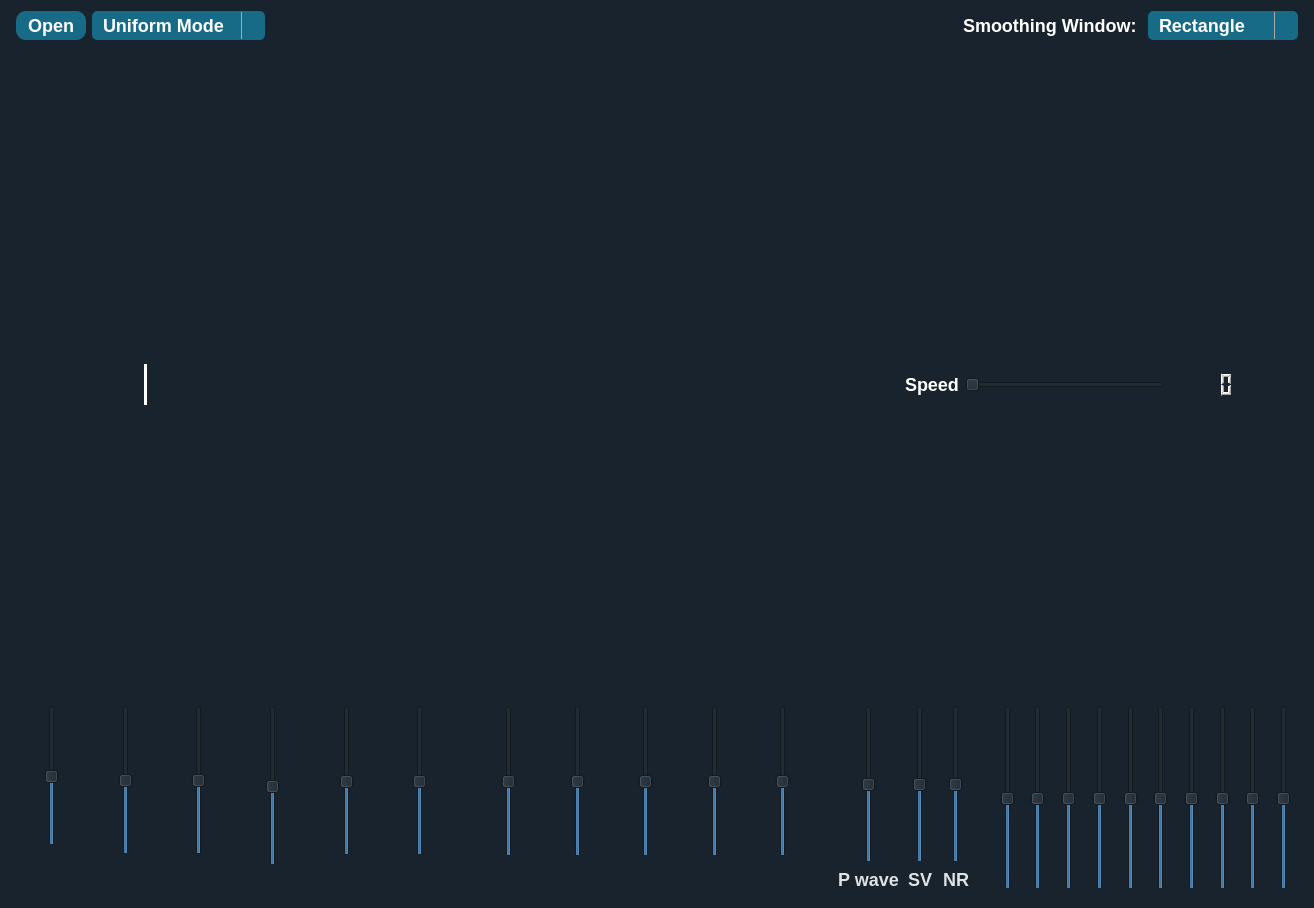
Above: main.ui from omarshaban02/Equalizer before the change. Below: the same form after it.
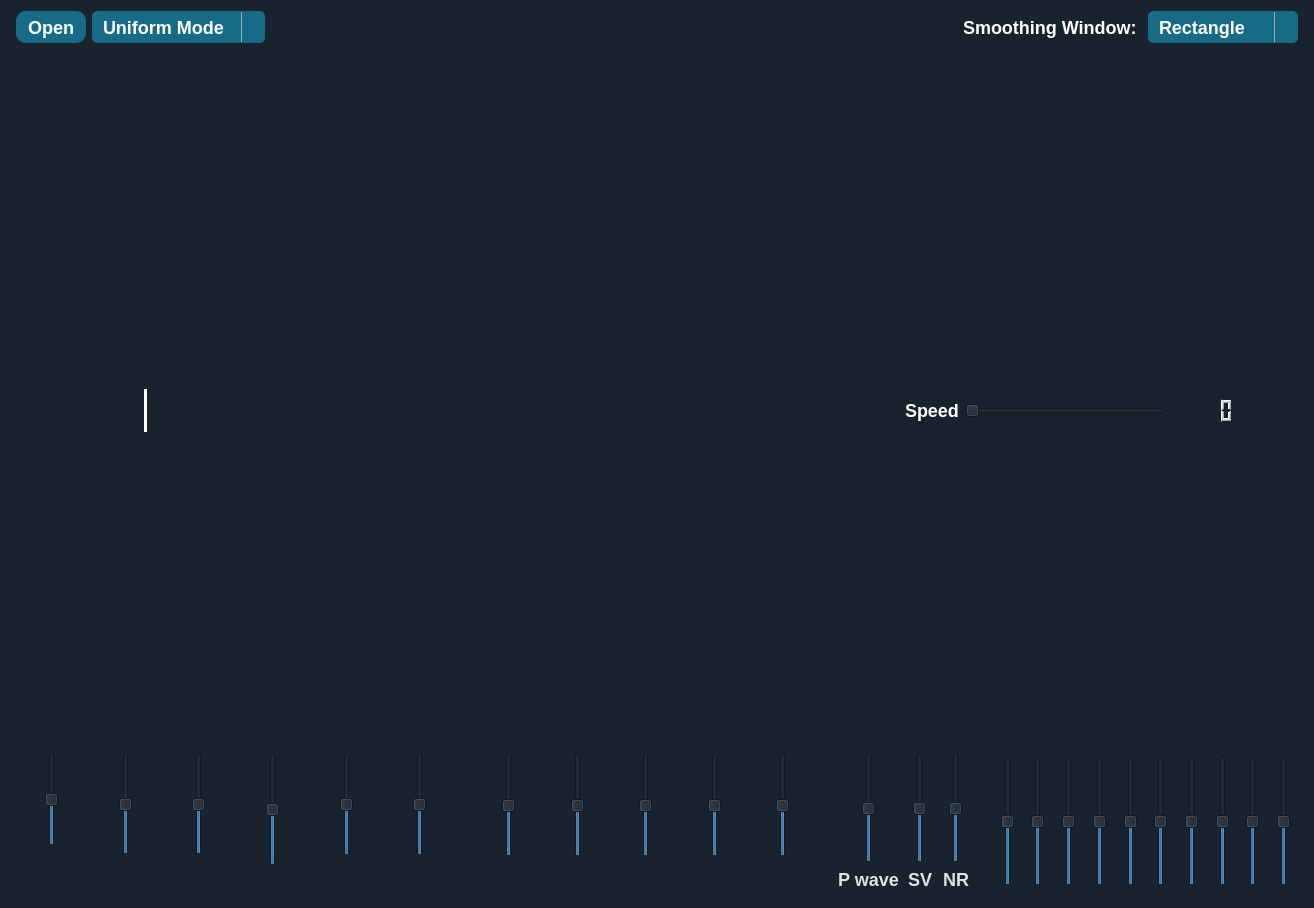
That is the form after the change. Icons and pictures are not drawn.

```diff
--- a/main.ui
+++ b/main.ui
@@ -2361,7 +2361,7 @@
          <property name="maximumSize">
           <size>
            <width>16777215</width>
-           <height>16777215</height>
+           <height>148</height>
           </size>
          </property>
          <property name="frameShape">
```
